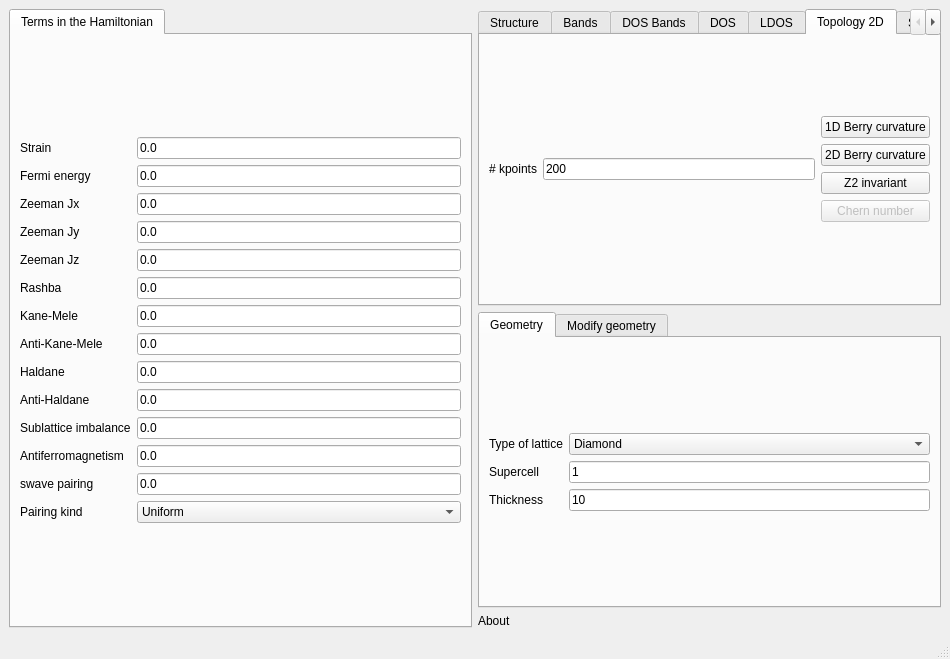
Old version of the form development/interface-pyqt/2dslab/interface.ui in the repository joselado/quantum-honeycomp.
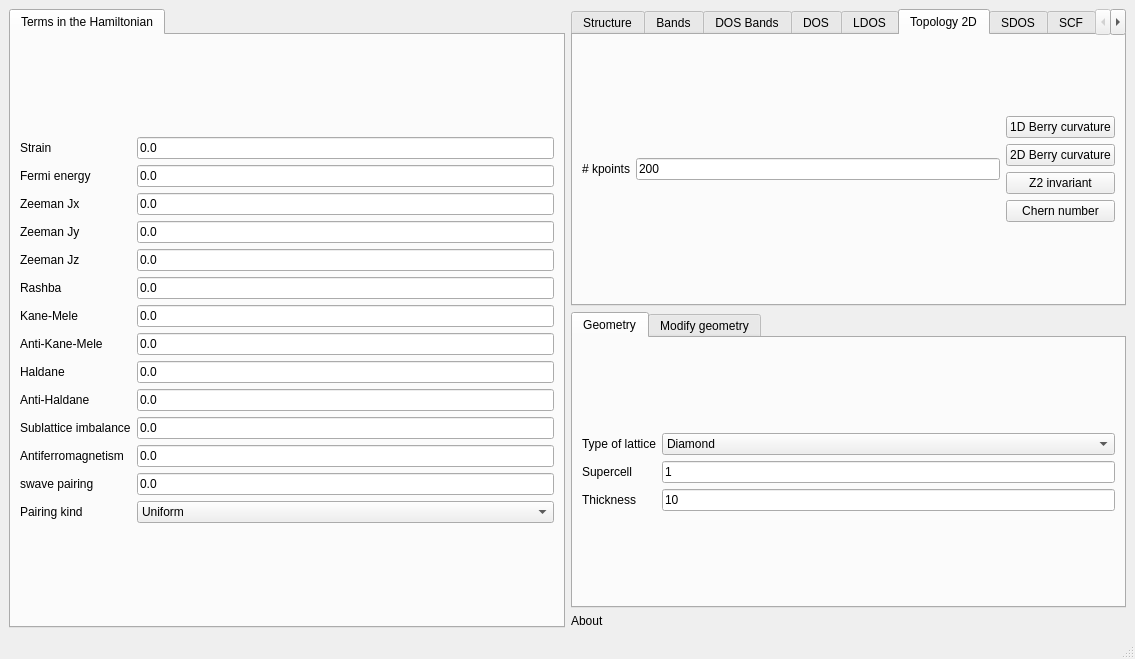
New version of the form. The open tabs and pages were chosen to show the change.

What changed in the file:
```diff
--- a/development/interface-pyqt/2dslab/interface.ui
+++ b/development/interface-pyqt/2dslab/interface.ui
@@ -6,7 +6,7 @@
    <rect>
     <x>0</x>
     <y>0</y>
-    <width>950</width>
+    <width>1135</width>
     <height>659</height>
    </rect>
   </property>
@@ -365,7 +365,7 @@
           <item row="3" column="0">
            <widget class="QPushButton" name="show_chern">
             <property name="enabled">
-             <bool>false</bool>
+             <bool>true</bool>
             </property>
             <property name="text">
              <string>Chern number</string>
```
Left out of the diff: 4 changed lines with no effect on the pictures.
